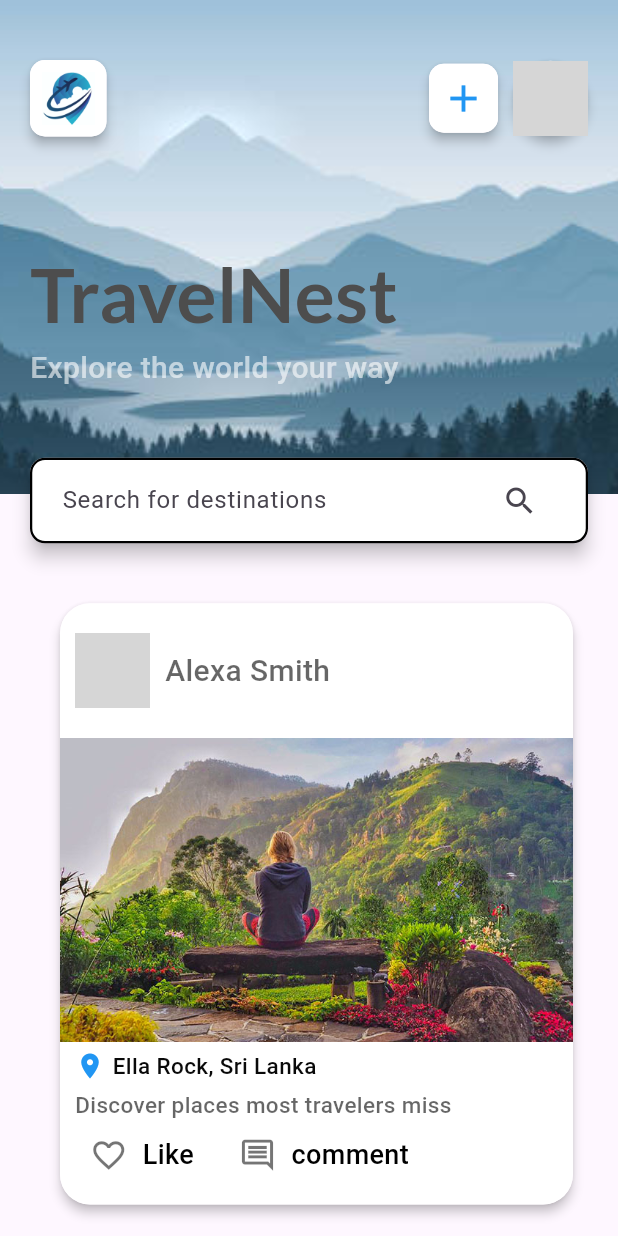
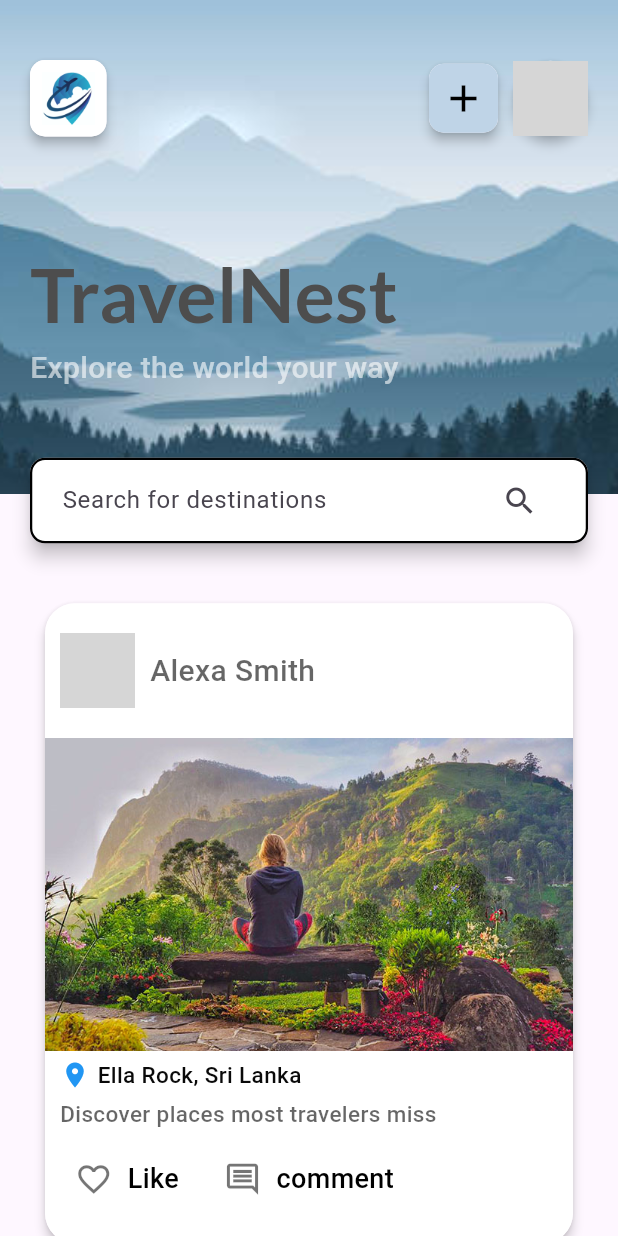
Before and after one commit to Sanjaya-Danushka/TravelNest, a Flutter app: the screen it shows after launch, on a phone screen of 412 x 824 dp. Run offline on Flutter 3.47's test engine with Material 3 defaults, Android fonts, the phone set to English and light mode, and no system bars; Roboto replaces fonts that are missing (poppins); grey boxes are pictures that could not be loaded.

```diff
--- a/lib/pages/home.dart
+++ b/lib/pages/home.dart
@@ -1,3 +1,5 @@
+import 'dart:ui';
+
 import 'package:flutter/material.dart';
 
 class Home extends StatefulWidget {
@@ -53,10 +55,10 @@ class _HomeState extends State<Home> {
                         child: Container(
                           padding: EdgeInsets.all(8),
                           decoration: BoxDecoration(
-                            color: Colors.white,
+                            color: Color(0xFFbfd4e7),
                             borderRadius: BorderRadius.circular(10),
                           ),
-                          child: Icon(Icons.add, color: Colors.blue, size: 30),
+                          child: Icon(Icons.add, color: Colors.black, size: 30),
                         ),
                       ),
                       SizedBox(width: 10),
@@ -134,7 +136,7 @@ class _HomeState extends State<Home> {
             ),
             SizedBox(height: 40),
             Container(
-              margin: EdgeInsets.only(left: 40, right: 30),
+              margin: EdgeInsets.only(left: 30, right: 30),
               child: Material(
                 elevation: 3.0,
                 borderRadius: BorderRadius.circular(20),
@@ -217,10 +219,11 @@ class _HomeState extends State<Home> {
                           ),
                         ),
                       ),
-                      SizedBox(height: 10),
+                      SizedBox(height: 20),
                       Padding(
                         padding: const EdgeInsets.only(left: 20),
                         child: Row(
+                          // mainAxisAlignment: MainAxisAlignment.spaceEvenly,
                           children: [
                             Icon(
                               Icons.favorite_outline,
@@ -256,7 +259,7 @@ class _HomeState extends State<Home> {
                           ],
                         ),
                       ),
-                      SizedBox(height: 20),
+                      SizedBox(height: 30),
                     ],
                   ),
                 ),
```
